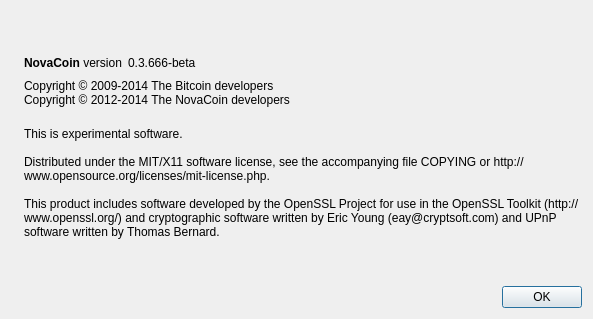
Before: the Qt Designer form src/qt/forms/aboutdialog.ui in mcastillo0724/novacoin, drawn with Qt 5.
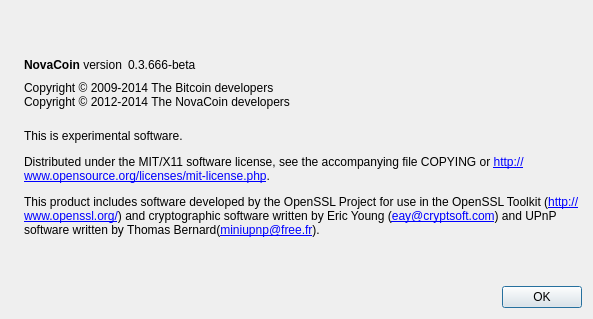
After: the same form once the commit is applied. Icons and pictures are not drawn.

Commit message:
added links to "about Novacoin" form
Добавлены ссылки в окно "О Novacoin"
Так же добавлен email Thomas Bernard(нашёл на сайте
http://miniupnp.free.fr/
Совместимость с Qt 4 сохранена.
Вот картинки:
Стало: http://i58.tinypic.com/ws4675.jpg
Было:  http://i62.tinypic.com/20r4lt2.jpg

```diff
--- a/src/qt/forms/aboutdialog.ui
+++ b/src/qt/forms/aboutdialog.ui
@@ -105,12 +105,7 @@
         <cursorShape>IBeamCursor</cursorShape>
        </property>
        <property name="text">
-        <string>
-This is experimental software.
-
-Distributed under the MIT/X11 software license, see the accompanying file COPYING or http://www.opensource.org/licenses/mit-license.php.
-
-This product includes software developed by the OpenSSL Project for use in the OpenSSL Toolkit (http://www.openssl.org/) and cryptographic software written by Eric Young (eay@cryptsoft.com) and UPnP software written by Thomas Bernard.</string>
+        <string>&lt;html&gt;&lt;head/&gt;&lt;body&gt;&lt;p&gt;&lt;br/&gt;This is experimental software.&lt;/p&gt;&lt;p&gt;Distributed under the MIT/X11 software license, see the accompanying file COPYING or &lt;a href=&quot;http://www.opensource.org/licenses/mit-license.php&quot;&gt;&lt;span style=&quot; text-decoration: underline; color:#0000ff;&quot;&gt;http://www.opensource.org/licenses/mit-license.php&lt;/span&gt;&lt;/a&gt;.&lt;/p&gt;&lt;p&gt;This product includes software developed by the OpenSSL Project for use in the OpenSSL Toolkit (&lt;a href=&quot;http://www.openssl.org/&quot;&gt;&lt;span style=&quot; text-decoration: underline; color:#0000ff;&quot;&gt;http://www.openssl.org/&lt;/span&gt;&lt;/a&gt;) and cryptographic software written by Eric Young (&lt;a href=&quot;mailto:eay@cryptsoft.com&quot;&gt;&lt;span style=&quot; text-decoration: underline; color:#0000ff;&quot;&gt;eay@cryptsoft.com&lt;/span&gt;&lt;/a&gt;) and UPnP software written by Thomas Bernard(&lt;a href=&quot;mailto:miniupnp@free.fr&quot;&gt;&lt;span style=&quot; text-decoration: underline; color:#0000ff;&quot;&gt;miniupnp@free.fr&lt;/span&gt;&lt;/a&gt;).&lt;/p&gt;&lt;/body&gt;&lt;/html&gt;</string>
        </property>
        <property name="wordWrap">
         <bool>true</bool>
```
Left out of the diff: 3 changed lines with no effect on the pictures. The commit also changes 1 other file.
